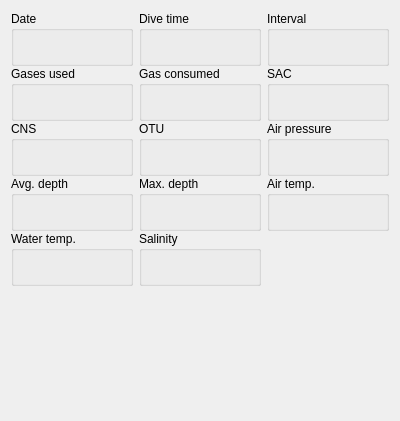
Qt form desktop-widgets/tab-widgets/TabDiveInformation.ui (subsurface/subsurface) before a commit.
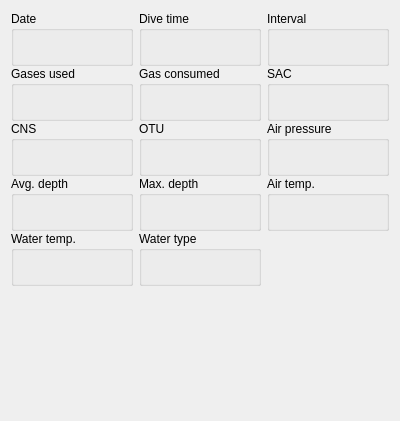
The same form after that commit.

Commit message:
Choose water presets from a qcombobox in planner, custom value possible
Add a combo box for water types with defaults for fresh water, sea water
and the EN 13319. All values taken from units.h, where EN 13319 was added
beforehand.
Custom values can be entered through a spinbox.
Also changed "Salinity" in TapDiveInformation.ui to "Water type".

Translation required!

Patch:
```diff
--- a/desktop-widgets/tab-widgets/TabDiveInformation.ui
+++ b/desktop-widgets/tab-widgets/TabDiveInformation.ui
@@ -303,7 +303,7 @@
        <item row="4" column="1">
         <widget class="QGroupBox" name="groupBox_1">
          <property name="title">
-          <string>Salinity</string>
+          <string>Water type</string>
          </property>
          <layout class="QHBoxLayout" name="diveInfoSalinityLayout">
           <item>
```
The commit also changes 5 other files.
